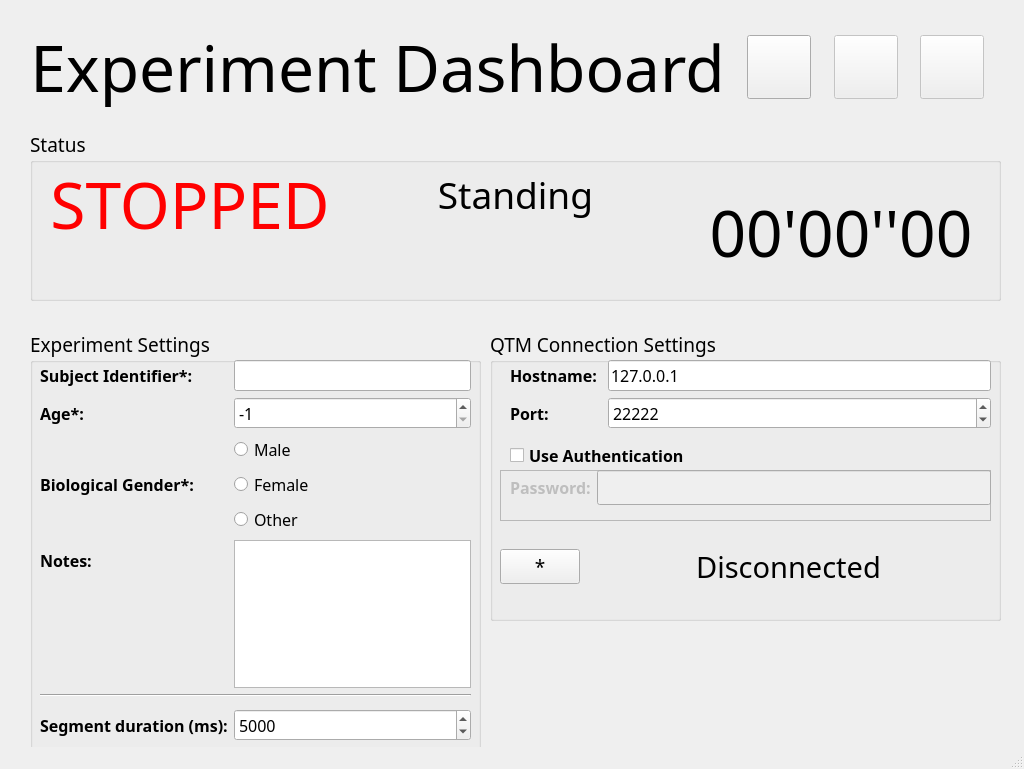
First picture: the form in main_window.ui, repository EuromovDHM-SemTaxM/EMBLD-acquisition, before the edit.
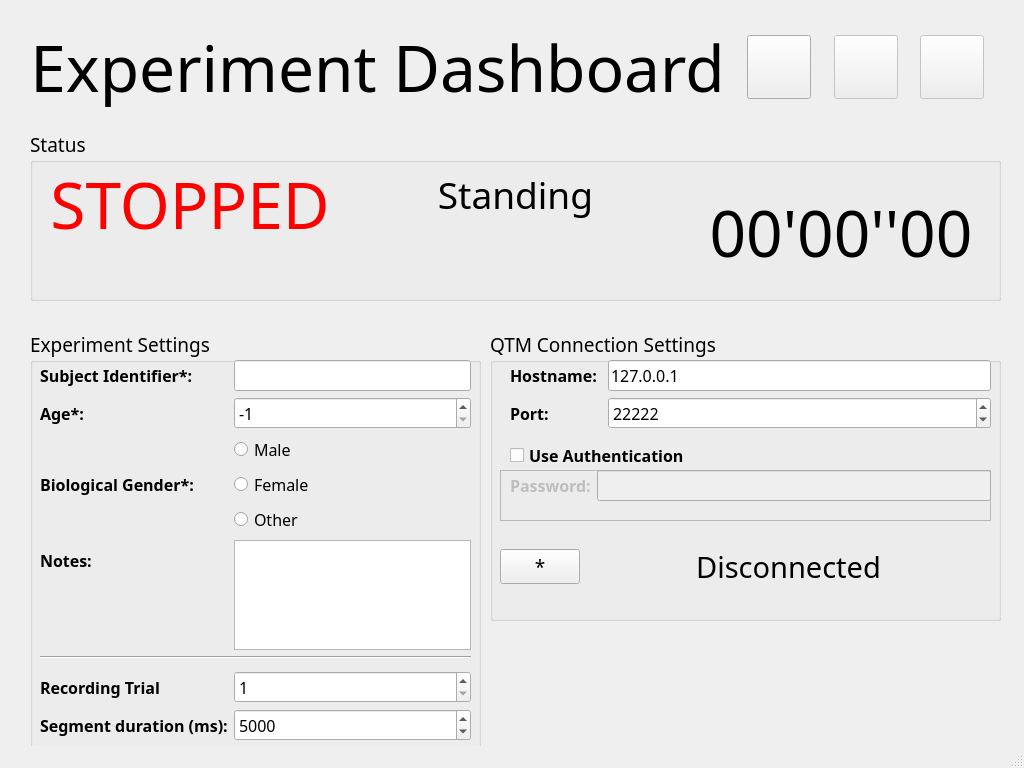
Second picture: the form after the edit. Icons and pictures are not drawn.

Commit message: Fixes in GUI to properly mask password characters

Diff of the .ui file:
```diff
--- a/main_window.ui
+++ b/main_window.ui
@@ -7,7 +7,7 @@
     <x>0</x>
     <y>0</y>
     <width>1024</width>
-    <height>769</height>
+    <height>768</height>
    </rect>
   </property>
   <property name="minimumSize">
@@ -28,7 +28,7 @@
   </property>
   <property name="windowIcon">
    <iconset theme="microscope">
-    <normaloff>.</normaloff>.</iconset>
+    <normaloff>//wsl.localhost/Ubuntu/home/tchechem/workspace/generative_dataset_acquisition</normaloff>//wsl.localhost/Ubuntu/home/tchechem/workspace/generative_dataset_acquisition</iconset>
   </property>
   <property name="toolTip">
    <string>This is the main widow of the acquisition dashboard</string>
@@ -260,7 +260,7 @@
        </property>
        <property name="icon">
         <iconset>
-         <normaloff>resources/play.png</normaloff>resources/play.png</iconset>
+         <normaloff>//wsl.localhost/Ubuntu/home/tchechem/workspace/generative_dataset_acquisition/resources/play.png</normaloff>//wsl.localhost/Ubuntu/home/tchechem/workspace/generative_dataset_acquisition/resources/play.png</iconset>
        </property>
        <property name="iconSize">
         <size>
@@ -305,7 +305,7 @@
        </property>
        <property name="icon">
         <iconset>
-         <normaloff>resources/pause.png</normaloff>resources/pause.png</iconset>
+         <normaloff>//wsl.localhost/Ubuntu/home/tchechem/workspace/generative_dataset_acquisition/resources/pause.png</normaloff>//wsl.localhost/Ubuntu/home/tchechem/workspace/generative_dataset_acquisition/resources/pause.png</iconset>
        </property>
        <property name="iconSize">
         <size>
@@ -350,7 +350,7 @@
        </property>
        <property name="icon">
         <iconset>
-         <normaloff>resources/stop.png</normaloff>resources/stop.png</iconset>
+         <normaloff>//wsl.localhost/Ubuntu/home/tchechem/workspace/generative_dataset_acquisition/resources/stop.png</normaloff>//wsl.localhost/Ubuntu/home/tchechem/workspace/generative_dataset_acquisition/resources/stop.png</iconset>
        </property>
        <property name="iconSize">
         <size>
@@ -541,7 +541,7 @@
         </property>
        </widget>
       </item>
-      <item row="8" column="0">
+      <item row="9" column="0">
        <widget class="QLabel" name="label_4">
         <property name="font">
          <font>
@@ -556,7 +556,7 @@
         </property>
        </widget>
       </item>
-      <item row="8" column="1">
+      <item row="9" column="1">
        <widget class="QSpinBox" name="segment_duration_spin">
         <property name="font">
          <font>
@@ -590,6 +590,36 @@
       <item row="5" column="1">
        <widget class="QPlainTextEdit" name="subject_notes"/>
       </item>
+      <item row="8" column="0">
+       <widget class="QLabel" name="label_6">
+        <property name="font">
+         <font>
+          <family>Segoe UI Variable Text Semibold</family>
+          <pointsize>12</pointsize>
+          <weight>75</weight>
+          <bold>true</bold>
+         </font>
+        </property>
+        <property name="text">
+         <string>Recording Trial</string>
+        </property>
+       </widget>
+      </item>
+      <item row="8" column="1">
+       <widget class="QSpinBox" name="spinBox">
+        <property name="font">
+         <font>
+          <pointsize>12</pointsize>
+         </font>
+        </property>
+        <property name="minimum">
+         <number>1</number>
+        </property>
+        <property name="value">
+         <number>1</number>
+        </property>
+       </widget>
+      </item>
      </layout>
     </widget>
    </widget>
@@ -729,7 +759,19 @@
       </property>
       <layout class="QFormLayout" name="authentication_layout">
        <item row="0" column="1">
-        <widget class="QLineEdit" name="qtm_password"/>
+        <widget class="QLineEdit" name="qtm_password">
+         <property name="font">
+          <font>
+           <pointsize>12</pointsize>
+          </font>
+         </property>
+         <property name="echoMode">
+          <enum>QLineEdit::Password</enum>
+         </property>
+         <property name="cursorPosition">
+          <number>0</number>
+         </property>
+        </widget>
        </item>
        <item row="0" column="0">
         <widget class="QLabel" name="label_8">
@@ -766,7 +808,7 @@
         </property>
         <property name="icon">
          <iconset>
-          <normaloff>resources/connect.png</normaloff>resources/connect.png</iconset>
+          <normaloff>//wsl.localhost/Ubuntu/home/tchechem/workspace/generative_dataset_acquisition/resources/connect.png</normaloff>//wsl.localhost/Ubuntu/home/tchechem/workspace/generative_dataset_acquisition/resources/connect.png</iconset>
         </property>
         <property name="iconSize">
          <size>
```
The commit also changes 1 other file.
